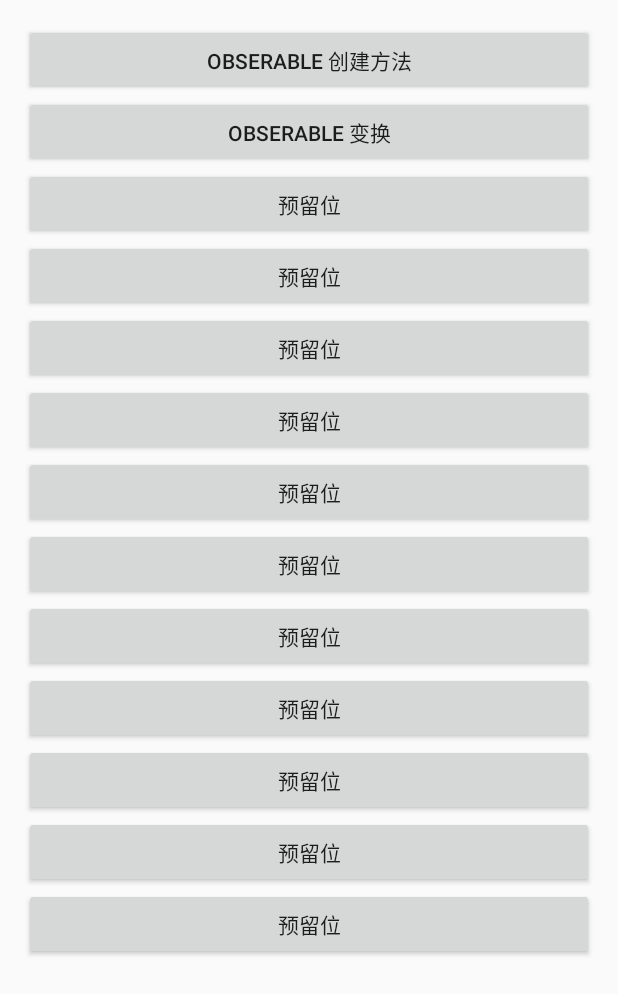
After one commit to cslongjian/android_customview, an Android app: the MainFragment screen opened directly, with no data from a screen before it, on a phone screen of 412 x 824 dp. The commit adds this screen. Shown: the top 994 px of the screen. Run offline under Robolectric (Android 15) with nearby library versions, the phone set to English and light mode, and no system bars.

Commit message:
RXJAVA 界面修改

```diff
--- a/Rxjava_Demo/app/src/main/AndroidManifest.xml
+++ b/Rxjava_Demo/app/src/main/AndroidManifest.xml
@@ -15,6 +15,8 @@
                 <category android:name="android.intent.category.LAUNCHER" />
             </intent-filter>
         </activity>
+
+        <activity android:name=".ObserableMethodActivity"/>
     </application>
 
 </manifest>
--- /dev/null
+++ b/Rxjava_Demo/app/src/main/java/com/rxjava/chenlongjian/rxjava_demo/MainFragment.java
@@ -0,0 +1,22 @@
+package com.rxjava.chenlongjian.rxjava_demo;
+
+import android.os.Bundle;
+import android.support.annotation.Nullable;
+import android.support.v4.app.Fragment;
+import android.view.LayoutInflater;
+import android.view.View;
+import android.view.ViewGroup;
+
+/**
+ * Created by chenlongjian on 2016/7/6.
+ */
+public class MainFragment extends Fragment{
+
+    @Nullable
+    @Override
+    public View onCreateView(LayoutInflater inflater, @Nullable ViewGroup container, @Nullable Bundle savedInstanceState) {
+        View layout = inflater.inflate(R.layout.fragment_main, container, false);
+
+        return  layout;
+    }
+}
--- /dev/null
+++ b/Rxjava_Demo/app/src/main/java/com/rxjava/chenlongjian/rxjava_demo/ObserableMethodActivity.java
@@ -0,0 +1,45 @@
+package com.rxjava.chenlongjian.rxjava_demo;
+
+import android.os.Bundle;
+import android.support.annotation.Nullable;
+import android.support.v4.app.Fragment;
+import android.support.v4.app.FragmentActivity;
+
+/**
+ * Created by chenlongjian on 2016/7/6.
+ */
+public class ObserableMethodActivity extends FragmentActivity {
+
+    @Override
+    protected void onCreate(@Nullable Bundle savedInstanceState) {
+        super.onCreate(savedInstanceState);
+
+        getSupportFragmentManager().beginTransaction()
+                .replace(android.R.id.content, new MainFragment(), this.toString())
+                .commit();
+    }
+
+
+    @Override
+    public void onBackPressed() {
+        super.onBackPressed();
+        _removeWorkerFragments();
+    }
+
+
+    private void _removeWorkerFragments() {
+//        Fragment frag = getSupportFragmentManager()//
+//                .findFragmentByTag(RotationPersist1WorkerFragment.class.getName());
+//
+//        if (frag != null) {
+//            getSupportFragmentManager().beginTransaction().remove(frag).commit();
+//        }
+//
+//        frag = getSupportFragmentManager()//
+//                .findFragmentByTag(RotationPersist2WorkerFragment.class.getName());
+//
+//        if (frag != null) {
+//            getSupportFragmentManager().beginTransaction().remove(frag).commit();
+//        }
+    }
+}
--- a/Rxjava_Demo/app/src/main/res/layout/activity_main.xml
+++ b/Rxjava_Demo/app/src/main/res/layout/activity_main.xml
@@ -25,6 +25,12 @@
         android:layout_height="wrap_content"
         android:text="点击测试"/>
 
+        <Button
+            android:id="@+id/btn2"
+            android:layout_width="wrap_content"
+            android:layout_height="wrap_content"
+            android:text="进入列表"/>
+
         <ListView
             android:id="@+id/log_list"
             android:layout_width="wrap_content"
--- /dev/null
+++ b/Rxjava_Demo/app/src/main/res/layout/fragment_main.xml
@@ -0,0 +1,109 @@
+<ScrollView
+    android:layout_height="match_parent"
+    android:layout_width="match_parent"
+    xmlns:android="http://schemas.android.com/apk/res/android"
+    >
+
+    <LinearLayout
+        android:orientation="vertical"
+        android:layout_height="wrap_content"
+        android:layout_width="match_parent"
+        android:paddingTop="@dimen/activity_vertical_margin"
+        android:paddingBottom="@dimen/activity_vertical_margin"
+        android:paddingLeft="@dimen/activity_horizontal_margin"
+        android:paddingRight="@dimen/activity_horizontal_margin"
+        xmlns:android="http://schemas.android.com/apk/res/android"
+        xmlns:tools="http://schemas.android.com/tools"
+        tools:context=".DemoActivity"
+        >
+
+        <Button
+            android:id="@+id/btn_obserable"
+            android:layout_height="wrap_content"
+            android:layout_width="match_parent"
+            android:text="Obserable 创建方法"
+            />
+
+        <Button
+            android:id="@+id/btn_obserable_change"
+            android:layout_height="wrap_content"
+            android:layout_width="match_parent"
+            android:text="Obserable 变换"
+            />
+
+        <Button
+            android:id="@+id/btn_demo_debounce"
+            android:layout_height="wrap_content"
+            android:layout_width="match_parent"
+            android:text="预留位"
+            />
+
+        <Button
+            android:id="@+id/btn_demo_retrofit"
+            android:layout_height="wrap_content"
+            android:layout_width="match_parent"
+            android:text="预留位"
+            />
+
+        <Button
+            android:id="@+id/btn_demo_double_binding_textview"
+            android:layout_height="wrap_content"
+            android:layout_width="match_parent"
+            android:text="预留位"
+            />
+
+        <Button
+            android:id="@+id/btn_demo_polling"
+            android:layout_height="wrap_content"
+            android:layout_width="match_parent"
+            android:text="预留位" />
+
+        <Button
+            android:id="@+id/btn_demo_rxbus"
+            android:layout_height="wrap_content"
+            android:layout_width="match_parent"
+            android:text="预留位"
+            />
+
+        <Button
+            android:id="@+id/btn_demo_form_validation_combinel"
+            android:layout_height="wrap_content"
+            android:layout_width="match_parent"
+            android:text="预留位"
+            />
+
+        <Button
+            android:id="@+id/btn_demo_pseudo_cache"
+            android:layout_height="wrap_content"
+            android:layout_width="match_parent"
+            android:text="预留位"
+            />
+
+        <Button
+            android:id="@+id/btn_demo_timing"
+            android:layout_height="wrap_content"
+            android:layout_width="match_parent"
+            android:text="预留位"
+            />
+
+        <Button
+            android:id="@+id/btn_demo_exponential_backoff"
+            android:layout_height="wrap_content"
+            android:layout_width="match_parent"
+            android:text="预留位"
+            />
+
+        <Button
+            android:id="@+id/btn_demo_rotation_persist"
+            android:layout_height="wrap_content"
+            android:layout_width="match_parent"
+            android:text="预留位"
+            />
+        <Button
+            android:id="@+id/btn_demo_volley"
+            android:layout_height="wrap_content"
+            android:layout_width="match_parent"
+            android:text="预留位"
+            />
+    </LinearLayout>
+</ScrollView>
```
Also changed, not shown: Rxjava_Demo/app/src/main/java/com/rxjava/chenlongjian/rxjava_demo/MainActivity.java (+41 -0 lines), Rxjava_Demo/app/src/main/res/layout/activity_observablemethod.xml (added, +19 -0 lines).
